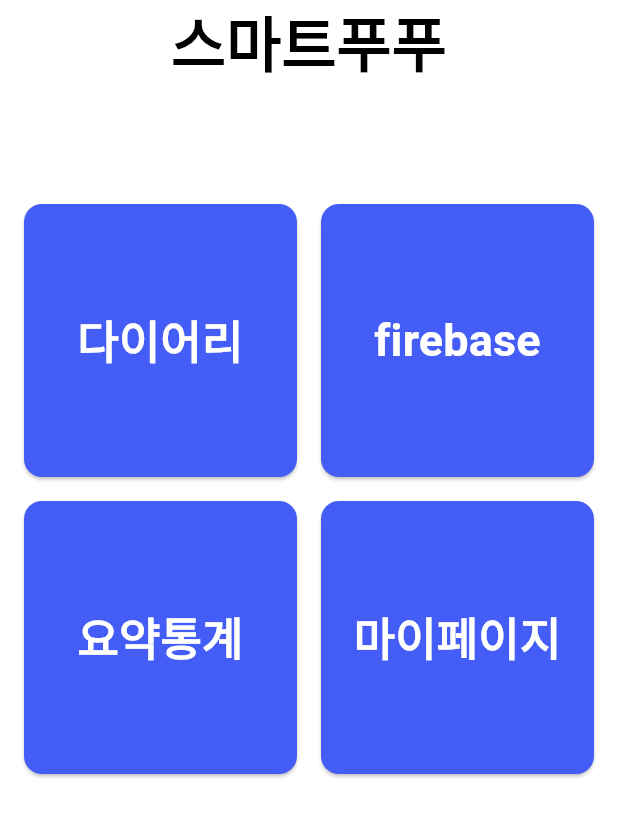
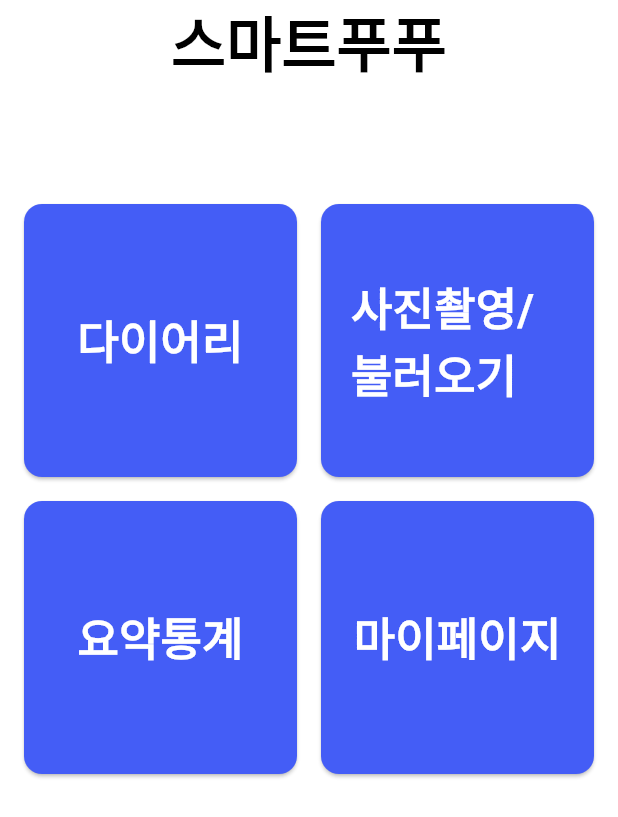
Before and after one commit to sooonsyk/SmartPoopoo, a Flutter app: the screen it shows after launch, on a phone screen of 412 x 824 dp. Shown: the top 817 px of the screen. Run offline on Flutter 3.47's test engine with Material 3 defaults, Android fonts, the phone set to English and light mode, and no system bars.

Commit message:
removed Firebase integration and dependencies

```diff
--- a/FE/lib/main.dart
+++ b/FE/lib/main.dart
@@ -1,27 +1,15 @@
-//main.dart
-
 import 'package:flutter/material.dart';
-import 'package:firebase_core/firebase_core.dart';
-import 'firebase_options.dart';
-import 'package:firebase_smartpoo/screens/image_picker_screen.dart';
-import 'package:firebase_smartpoo/screens/image_description_screen.dart';
+import 'package:SmartPoopoo/screens/image_picker_screen.dart';
+import 'package:SmartPoopoo/screens/image_description_screen.dart';
 
 Future<void> main() async {
   WidgetsFlutterBinding.ensureInitialized();
-  await Firebase.initializeApp(
-    options: DefaultFirebaseOptions.currentPlatform,
-  );
-  // await FirebaseAppCheck.instance.activate(
-  //   appleProvider: AppleProvider.debug,
-  //   androidProvider: AndroidProvider.debug,
-  //  );
   runApp(const MyApp());
 }
 
 class MyApp extends StatelessWidget {
   const MyApp({super.key});
 
-  // This widget is the root of your application.
   @override
   Widget build(BuildContext context) {
     return MaterialApp(
@@ -43,14 +31,7 @@
 class HomePageState extends State<HomePage> {
   String? selectedImageUrl;
   String defaultImageUrl =
-      'https://firebasestorage.googleapis.com/v0/b/fir-smartpoo-c7613.appspot.com/o/1.jpg?alt=media&token=66104d6b-57cf-4b21-a06b-16a5b9780851'; // 기본 이미지 URL
-
-  @override
-  void initState() {
-    super.initState();
-    // 기본적으로 선택된 이미지 URL을 초기화
-    selectedImageUrl = defaultImageUrl;
-  }
+      'https://www.nct.org.uk/sites/default/files/3to4.jpg';
 
   @override
   Widget build(BuildContext context) {
@@ -85,7 +66,7 @@
                 mainAxisSpacing: 16,
                 children: [
                   _buildMenuButton(context, "다이어리", () {}, "다이어리 버튼"),
-                  _buildMenuButton(context, "firebase", () async {
+                  _buildMenuButton(context, "사진촬영/불러오기", () async {
                     final result = await Navigator.push(
                       context,
                       MaterialPageRoute(
@@ -93,12 +74,12 @@
                       ),
                     );
 
-                    if (result != null && result is Map) {
+                    if (result != null && result is String) {
                       setState(() {
-                        selectedImageUrl = result['imageUrl']; // 선택된 이미지로 업데이트
+                        selectedImageUrl = result;
                       });
 
-                      // 이미지 설명 화면으로 이동 (기본 이미지 혹은 선택된 이미지 사용)
+                      // 이미지 설명 화면으로 이동
                       WidgetsBinding.instance.addPostFrameCallback((_) {
                         if (mounted) {
                           Navigator.push(
@@ -113,7 +94,7 @@
                         }
                       });
                     }
-                  }, "Firebase 버튼"),
+                  }, "사진촬영 앨범 버튼"),
                   _buildMenuButton(context, "요약통계", () {}, "요약통계 버튼"),
                   _buildMenuButton(context, "마이페이지", () {}, "마이페이지 버튼"),
                 ],
--- a/FE/lib/services/chatgpt_service.dart
+++ b/FE/lib/services/chatgpt_service.dart
@@ -1,4 +1,4 @@
-//services/chatgpt_service.dart
+// chatgpt_service.dart
 
 import 'package:http/http.dart' as http;
 import 'dart:convert';
@@ -39,8 +39,7 @@
             {
               'type': 'image_url',
               'image_url': {
-                'url':
-                    'https://www.nct.org.uk/sites/default/files/3to4.jpg', // Firebase에서 전달된 이미지 URL 사용하는 걸로 바꾸기
+                'url': imageUrl, // 선택된 이미지 URL을 전달
               }
             }
           ]
```
Also changed, not shown: FE/lib/screens/image_description_screen.dart (+7 -45 lines), FE/lib/screens/image_picker_screen.dart (+5 -12 lines), FE/lib/services/storage_service.dart (deleted, +0 -43 lines), FE/pubspec.yaml (+2 -5 lines), FE/lib/firebase_options.dart (deleted), FE/pubspec.lock, 1 other file.
